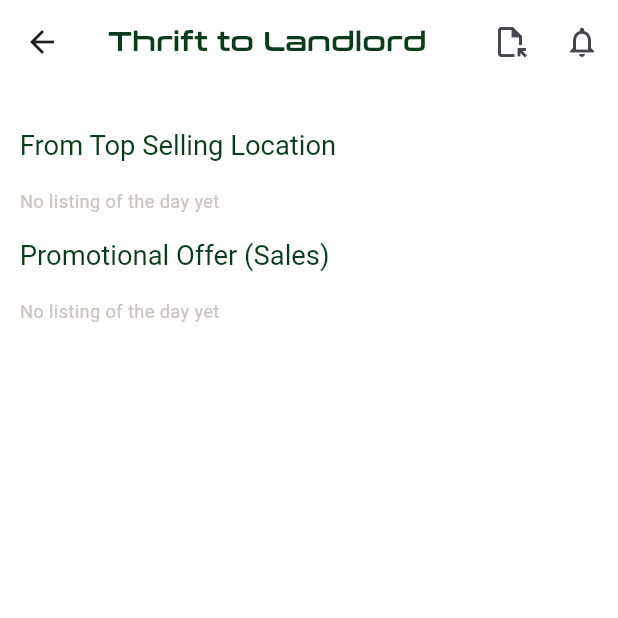
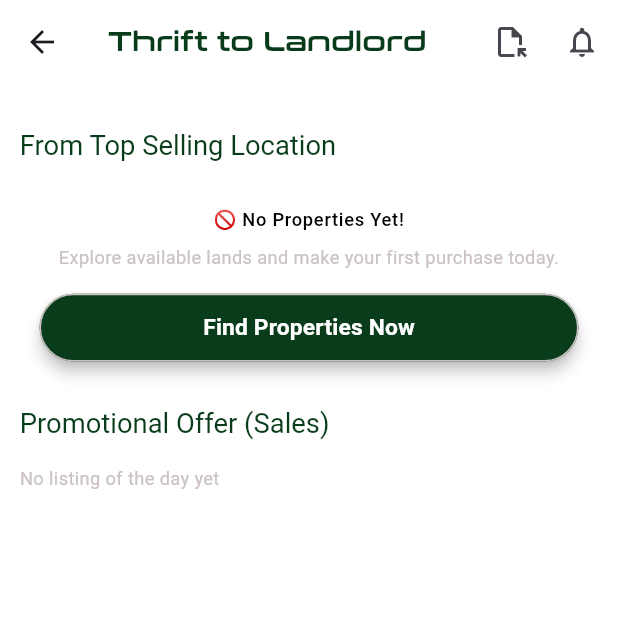
Before and after one commit to luizmurk/thrift2landlord, a Flutter app: the LandingScreen screen opened directly, on a phone screen of 412 x 824 dp, the top half of it. Run offline on Flutter 3.47's test engine with Material 3 defaults, Android fonts, the light colour scheme and no system bars; our stand-ins replace cloud_firestore, dio, firebase_auth, firebase_core, firebase_storage, flutter_screenutil and 6 more; accounts and stored records are empty; Roboto replaces fonts that are missing (Poppins).

Commit message:
added map

```diff
--- a/thrift2landlord/lib/core/components/others/empty_state_cmp.dart
+++ b/thrift2landlord/lib/core/components/others/empty_state_cmp.dart
@@ -4,14 +4,14 @@ class EmptyCMPState extends StatelessWidget {
   final String title;
   final String body;
   final String buttonText;
-  final VoidCallback onButtonPressed;
+  final VoidCallback? onButtonPressed;
 
   const EmptyCMPState({
     super.key,
     required this.title,
     required this.body,
     required this.buttonText,
-    required this.onButtonPressed,
+    this.onButtonPressed,
   });
 
   @override
@@ -36,10 +36,10 @@ class EmptyCMPState extends StatelessWidget {
               textAlign: TextAlign.center,
             ),
             const SizedBox(height: 16),
-            CustomPrimaryButton(
-              text: buttonText,
-              onPressed: onButtonPressed,
-            ),
+            onButtonPressed != null
+                ? CustomPrimaryButton(
+                    text: buttonText, onPressed: onButtonPressed ?? () {})
+                : SizedBox(),
           ],
         ),
       ),
--- a/thrift2landlord/lib/core/routes/app_pages.dart
+++ b/thrift2landlord/lib/core/routes/app_pages.dart
@@ -64,6 +64,10 @@ class AppPages {
     GetPage(
       name: AppRoutes.completion,
       page: () => CompletionStatePage(),
+    ),
+    GetPage(
+      name: AppRoutes.map,
+      page: () => MapScreen(),
     ),
     GetPage(
       name: AppRoutes.documents,
--- a/thrift2landlord/lib/core/routes/app_routes.dart
+++ b/thrift2landlord/lib/core/routes/app_routes.dart
@@ -2,6 +2,7 @@ class AppRoutes {
   static const String splash = '/splash';
   static const String onboarding = '/onboarding';
   static const String listings = '/listings';
+  static const String map = '/map';
   static const String documents = '/documents';
   static const String notifications = '/notifications';
   static const String listing = '/listing';
--- a/thrift2landlord/lib/modules/landing/views/landing_screen.dart
+++ b/thrift2landlord/lib/modules/landing/views/landing_screen.dart
@@ -57,7 +57,16 @@ class _LandingScreenState extends State<LandingScreen> {
                   } else if (controller.hasErrorListings.value) {
                     return Text('Failed to load listing of the day');
                   } else if (controller.listings.isEmpty) {
-                    return Text('No listing of the day yet');
+                    return Center(
+                        child: EmptyCMPState(
+                      title: '🚫 No Properties Yet!',
+                      body:
+                          'Explore available lands and make your first purchase today.',
+                      buttonText: 'Find Properties Now',
+                      onButtonPressed: () {
+                        Get.toNamed(AppRoutes.listings);
+                      },
+                    ));
                   }
                   return SizedBox(
                     height: AppSizes.listingCardHeight,
--- a/thrift2landlord/lib/modules/listings/index.dart
+++ b/thrift2landlord/lib/modules/listings/index.dart
@@ -4,6 +4,7 @@ import 'package:cloud_firestore/cloud_firestore.dart';
 import 'package:flutter/material.dart';
 import 'package:flutter_screenutil/flutter_screenutil.dart';
 import 'package:get/get.dart';
+import 'package:google_maps_flutter/google_maps_flutter.dart';
 import 'package:shimmer/shimmer.dart';
 import '../../core/components/index.dart';
 import '../../core/models/data/listings/category_model.dart';
@@ -22,6 +23,7 @@ import '../../core/themes/app_sizes.dart';
 import '../../data/repositories/images.dart';
 
 part './controllers/listings_controller.dart';
+part './controllers/maps_controller.dart';
 part './services/listings_service.dart';
 part './services/mock_data_service.dart';
 part './views/listings_screen.dart';
@@ -31,6 +33,7 @@ part './widgets/realtor_card.dart';
 part './widgets/listings_card.dart';
 part './widgets/listings_search_modal.dart';
 part './widgets/listing.dart';
+part './widgets/map.dart';
 part './widgets/listing_of_the_day_card.dart';
 part './listings_bindings.dart';
 part './widgets/skeletons/categories_skeleton.dart';
--- a/thrift2landlord/lib/modules/listings/views/listings_screen.dart
+++ b/thrift2landlord/lib/modules/listings/views/listings_screen.dart
@@ -80,7 +80,13 @@ class _ListingsScreenState extends State<ListingsScreen> {
               } else if (controller.hasErrorListingsFromSearch.value) {
                 return Text('Failed to load listing of the day');
               } else if (controller.listingsFromSearch.isEmpty) {
-                return Text('No listing of the day yet');
+                return Center(
+                    child: EmptyCMPState(
+                  title: '🚫 No Results Found',
+                  body:
+                      'Explore available lands and make your first purchase today.',
+                  buttonText: 'Find Properties Now',
+                ));
               }
               return SizedBox(
                 height: 1000.h,
--- a/thrift2landlord/lib/modules/listings/widgets/listing.dart
+++ b/thrift2landlord/lib/modules/listings/widgets/listing.dart
@@ -216,9 +216,11 @@ class _ListingDetailsScreenState extends State<ListingDetailsScreen> {
                                 ),
                           ),
                           SizedBox(height: AppSizes.primaryGapHeight),
-                          listing.owner == null
+                          !listing.isFullyPaid
                               ? CustomPrimaryButton(
-                                  text: 'Buy Land Now',
+                                  text: listing.isFullyPaid
+                                      ? 'Buy Land Now'
+                                      : 'Continue Payment',
                                   onPressed: () {
                                     Get.toNamed(AppRoutes.payment_checkout,
                                         arguments: listing);
@@ -229,7 +231,8 @@ class _ListingDetailsScreenState extends State<ListingDetailsScreen> {
                           CustomSecondaryButton(
                             text: 'See Land on Map',
                             onPressed: () {
-                              // Add your onPressed logic here
+                              Get.toNamed(AppRoutes.map,
+                                  arguments: listing.location);
                             },
                           ),
                         ],
--- a/thrift2landlord/lib/modules/properties/controllers/properties_controller.dart
+++ b/thrift2landlord/lib/modules/properties/controllers/properties_controller.dart
@@ -14,7 +14,9 @@ class PropertiesController extends GetxController {
 
   @override
   void onInit() {
-    checkLoggedInUser();
+    checkLoggedInUser().then((onValue) {
+      fetchProperties();
+    });
     super.onInit();
   }
 
--- a/thrift2landlord/lib/modules/properties/index.dart
+++ b/thrift2landlord/lib/modules/properties/index.dart
@@ -20,3 +20,4 @@ part 'widgets/skeletons/properties_skeleton.dart';
 part 'properties_bindings.dart';
 part 'services/properties_service.dart';
 part 'widgets/property.dart';
+part 'widgets/property_payment.dart';
--- a/thrift2landlord/lib/modules/properties/views/properties_screen.dart
+++ b/thrift2landlord/lib/modules/properties/views/properties_screen.dart
@@ -15,7 +15,7 @@ class _PropertiesScreenState extends State<PropertiesScreen> {
   @override
   void initState() {
     super.initState();
-    controller.fetchProperties();
+    // controller.fetchProperties();
   }
 
   // Add this
```
Also changed, not shown: thrift2landlord/lib/modules/listings/controllers/maps_controller.dart (added, +14 -0 lines), thrift2landlord/lib/modules/listings/widgets/map.dart (added, +44 -0 lines), thrift2landlord/lib/modules/payments/views/payments_screen.dart (+10 -4 lines), thrift2landlord/lib/modules/properties/widgets/property_payment.dart (added, +96 -0 lines), 2 other files.
